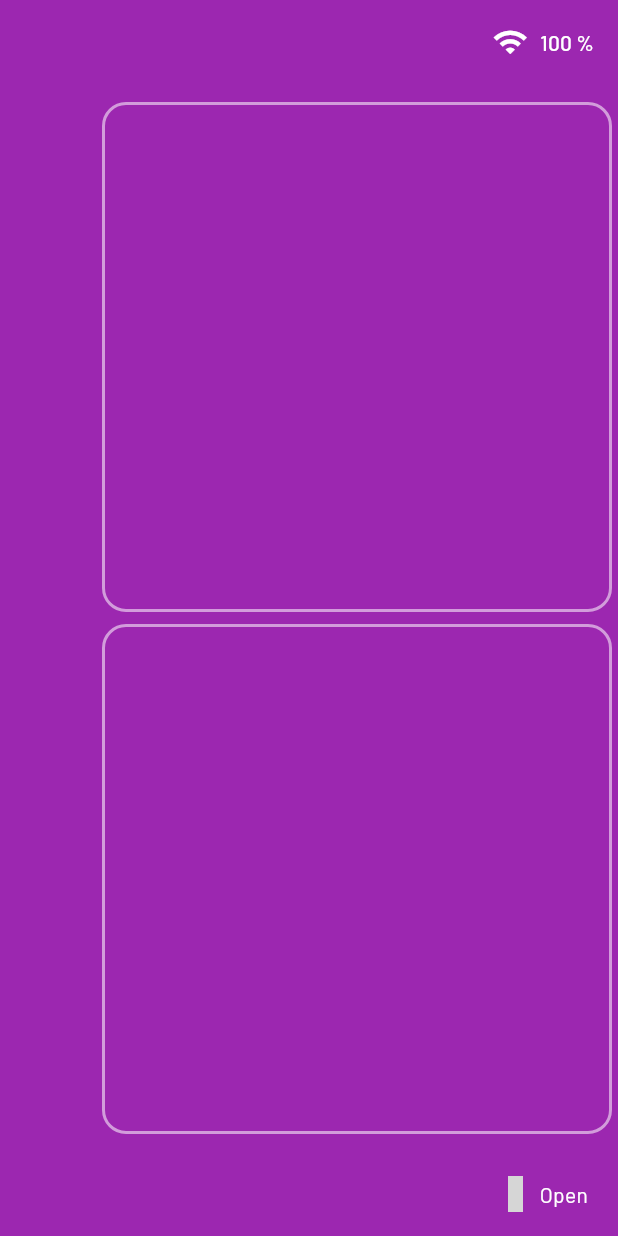
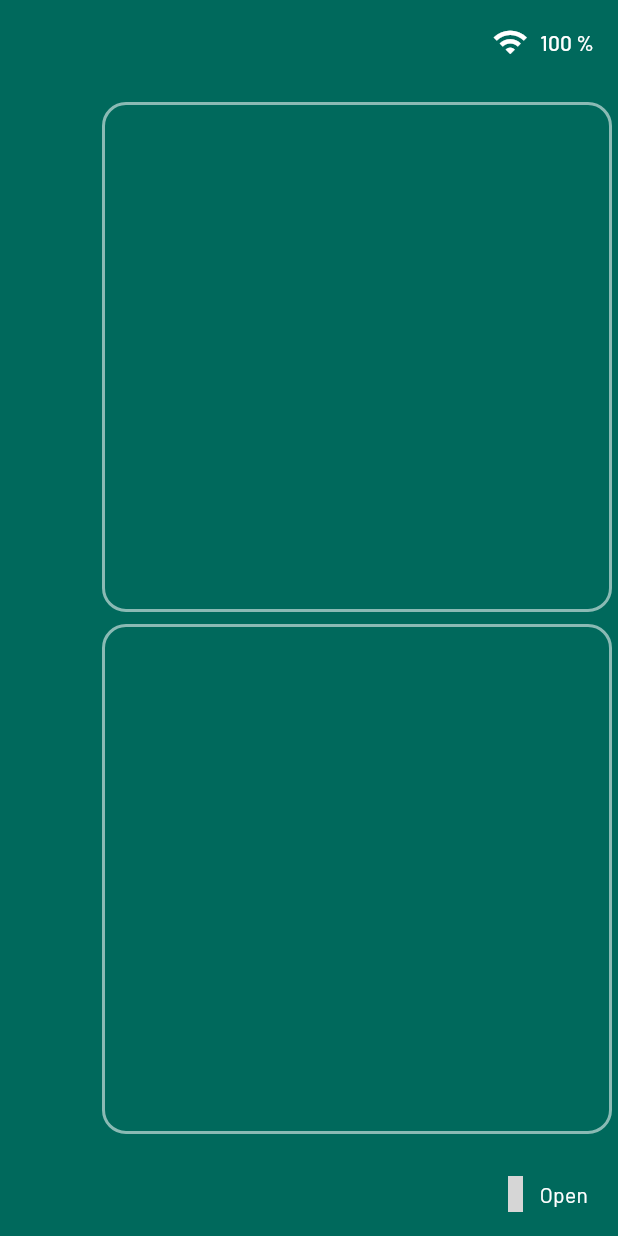
Before and after one commit to amuhaimin02/rglauncher, a Flutter app: the screen it shows after launch, on a phone screen of 412 x 824 dp. Run offline on Flutter 3.47's test engine with Material 2 defaults, Android fonts, the phone set to English and light mode, and no system bars; our stand-ins replace battery_plus, connectivity_plus, flutter_riverpod, google_fonts, material_design_icons_flutter; grey boxes are pictures that could not be loaded.

Commit message:
Color change

```diff
--- a/lib/widgets/background.dart
+++ b/lib/widgets/background.dart
@@ -6,7 +6,7 @@ class Background extends StatelessWidget {
   @override
   Widget build(BuildContext context) {
     return Container(
-      color: Colors.purple,
+      color: Colors.teal.shade800,
       width: double.infinity,
       height: double.infinity,
     );
```
